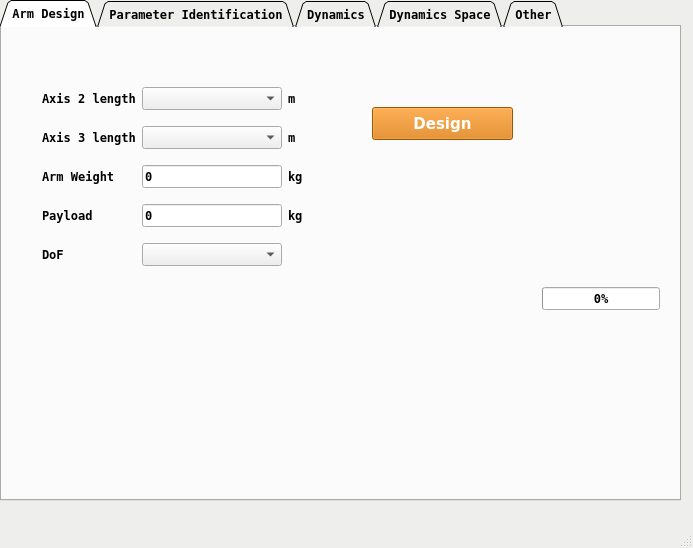
First picture: the form in interface_control/scripts/main.ui, repository SamKaiYang/Optimization-of-robotic-arm-design, before the edit.
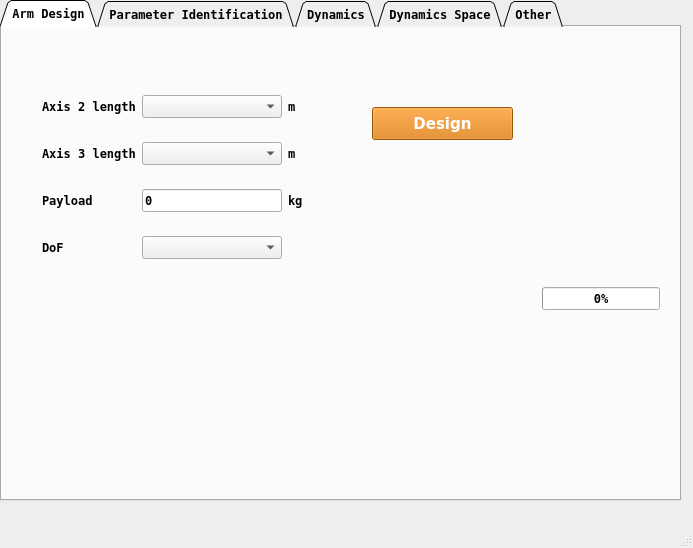
Second picture: the form after the edit. Icons and pictures are not drawn.

Commit message: fixed combobox show init value

The edit to the form file:
```diff
--- a/interface_control/scripts/main.ui
+++ b/interface_control/scripts/main.ui
@@ -149,7 +149,7 @@
          </property>
         </widget>
        </item>
-       <item row="3" column="0">
+       <item row="2" column="0">
         <widget class="QLabel" name="label_11">
          <property name="text">
           <string>Payload</string>
@@ -157,20 +157,6 @@
         </widget>
        </item>
        <item row="2" column="1">
-        <widget class="QLineEdit" name="lineEdit_arm_weight">
-         <property name="text">
-          <string>0</string>
-         </property>
-        </widget>
-       </item>
-       <item row="2" column="0">
-        <widget class="QLabel" name="label_10">
-         <property name="text">
-          <string>Arm Weight</string>
-         </property>
-        </widget>
-       </item>
-       <item row="3" column="1">
         <widget class="QLineEdit" name="lineEdit_payload_2">
          <property name="text">
           <string>0</string>
@@ -198,7 +184,7 @@
          </property>
         </widget>
        </item>
-       <item row="4" column="0">
+       <item row="3" column="0">
         <widget class="QLabel" name="label_12">
          <property name="text">
           <string>DoF</string>
@@ -206,13 +192,6 @@
         </widget>
        </item>
        <item row="2" column="2">
-        <widget class="QLabel" name="label_18">
-         <property name="text">
-          <string>kg</string>
-         </property>
-        </widget>
-       </item>
-       <item row="3" column="2">
         <widget class="QLabel" name="label_19">
          <property name="text">
           <string>kg</string>
@@ -225,7 +204,7 @@
        <item row="1" column="1">
         <widget class="QComboBox" name="comboBox_3_length"/>
        </item>
-       <item row="4" column="1">
+       <item row="3" column="1">
         <widget class="QComboBox" name="comboBox_dof"/>
        </item>
       </layout>
```
The commit also changes 5 other files.
